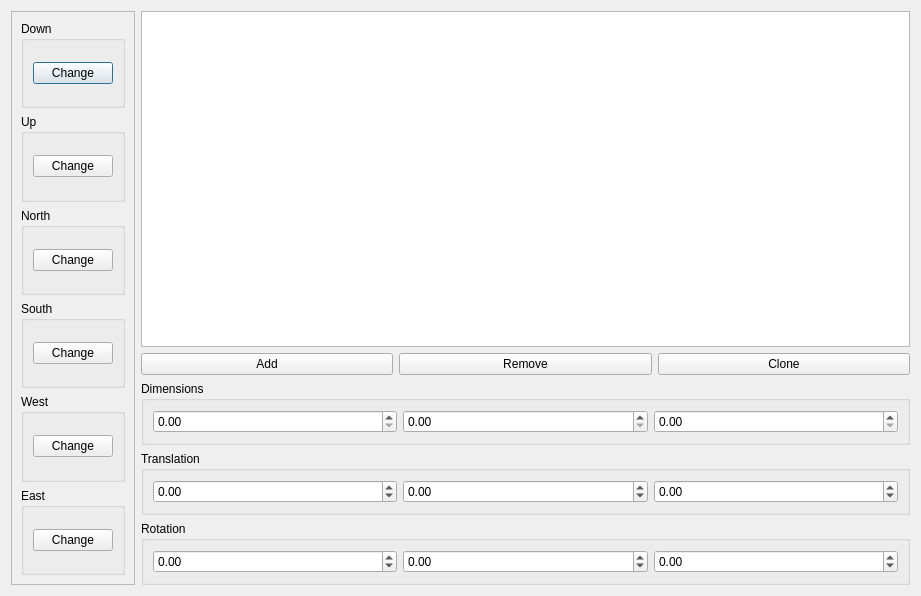
Before: the Qt Designer form ui/BlockModelCreator.ui in TobiasRohner/McModder_v5, drawn with Qt 5.
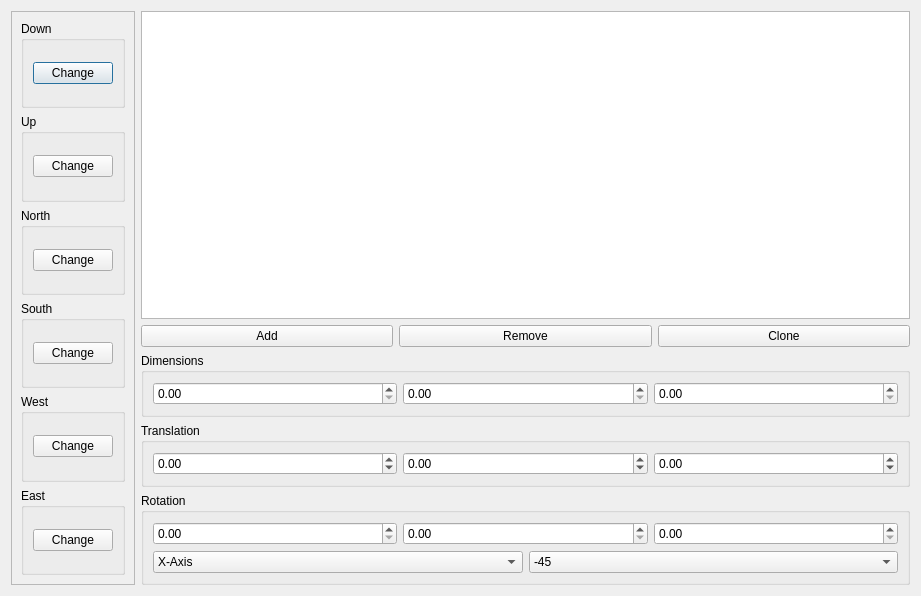
After: the same form once the commit is applied.

Commit message: Rotation Support in Block Editor

```diff
--- a/ui/BlockModelCreator.ui
+++ b/ui/BlockModelCreator.ui
@@ -262,36 +262,71 @@
          <property name="title">
           <string>Rotation</string>
          </property>
-         <layout class="QHBoxLayout" name="horizontalLayout_3">
+         <layout class="QVBoxLayout" name="verticalLayout_10">
           <item>
-           <widget class="QDoubleSpinBox" name="rotationX">
-            <property name="minimum">
-             <double>-360.000000000000000</double>
-            </property>
-            <property name="maximum">
-             <double>360.000000000000000</double>
-            </property>
+           <layout class="QHBoxLayout" name="horizontalLayout_5">
+            <item>
+             <widget class="QDoubleSpinBox" name="rotationCenterX"/>
+            </item>
+            <item>
+             <widget class="QDoubleSpinBox" name="rotationCenterY"/>
+            </item>
+            <item>
+             <widget class="QDoubleSpinBox" name="rotationCenterZ"/>
+            </item>
+           </layout>
+          </item>
+          <item>
+           <layout class="QHBoxLayout" name="horizontalLayout_6">
+            <item>
+             <widget class="QComboBox" name="rotationAxisComboBox">
+              <item>
+               <property name="text">
+                <string>X-Axis</string>
+               </property>
+              </item>
+              <item>
+               <property name="text">
+                <string>Y-Axis</string>
+               </property>
+              </item>
+              <item>
+               <property name="text">
+                <string>Z-Axis</string>
+               </property>
+              </item>
            </widget>
           </item>
           <item>
-           <widget class="QDoubleSpinBox" name="rotationY">
-            <property name="minimum">
-             <double>-360.000000000000000</double>
-            </property>
-            <property name="maximum">
-             <double>360.000000000000000</double>
-            </property>
-           </widget>
+             <widget class="QComboBox" name="rotation">
+              <item>
+               <property name="text">
+                <string>-45</string>
+               </property>
+              </item>
+              <item>
+               <property name="text">
+                <string>-22.5</string>
+               </property>
           </item>
           <item>
-           <widget class="QDoubleSpinBox" name="rotationZ">
-            <property name="minimum">
-             <double>-360.000000000000000</double>
-            </property>
-            <property name="maximum">
-             <double>360.000000000000000</double>
-            </property>
-           </widget>
+               <property name="text">
+                <string>0</string>
+               </property>
+              </item>
+              <item>
+               <property name="text">
+                <string>22.5</string>
+               </property>
+              </item>
+              <item>
+               <property name="text">
+                <string>45</string>
+               </property>
+              </item>
+             </widget>
+            </item>
+           </layout>
           </item>
          </layout>
         </widget>
```
Lines whose indentation alone changed are shown as unchanged. The commit also changes 22 other files.
